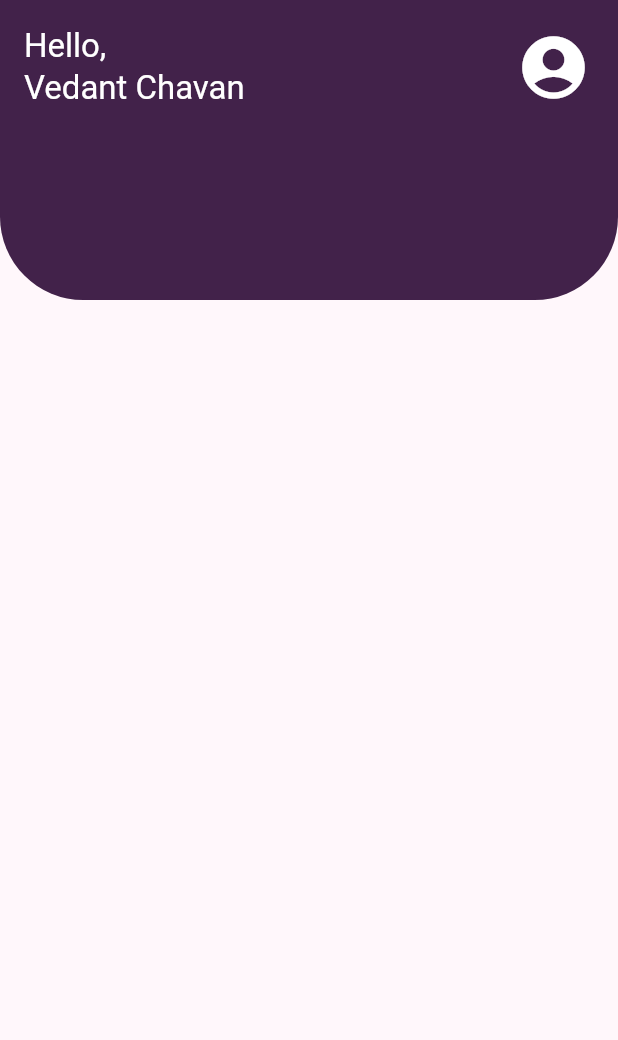
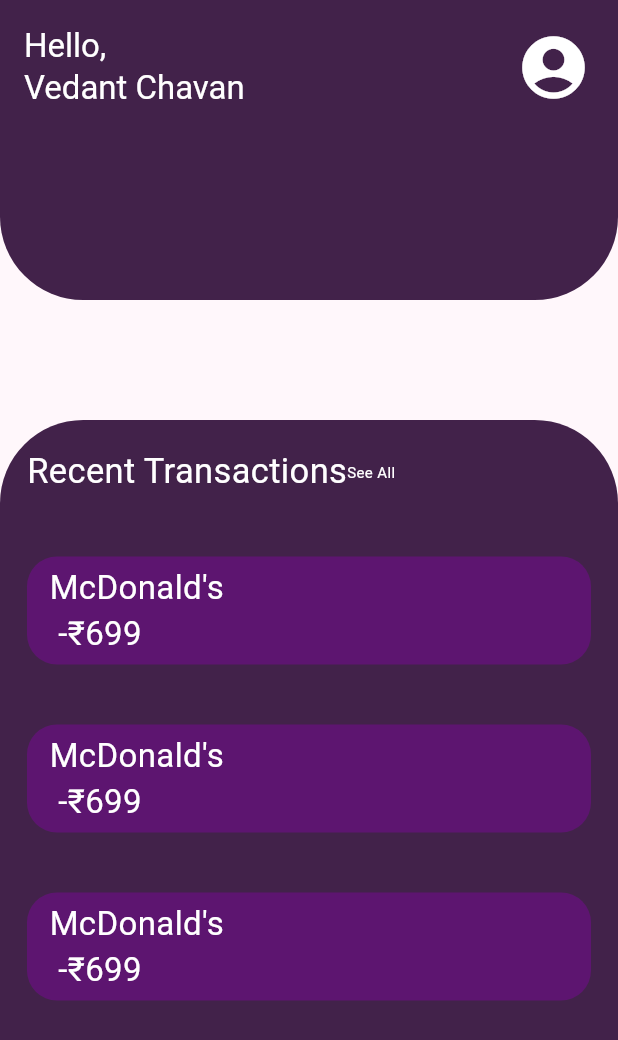
Before and after one commit to Dhruv883/Expense-Tracker, a Flutter app: the screen it shows after launch, after a tap on "Login", on a phone screen of 412 x 824 dp. Shown: the top 1040 px of the screen. Run offline on Flutter 3.47's test engine with Material 2 defaults, Android fonts, the phone set to English and light mode, and no system bars.

Commit message:
home page majorly done

```diff
--- a/client/lib/home.dart
+++ b/client/lib/home.dart
@@ -15,13 +15,11 @@ class _HomeState extends State<Home> {
           preferredSize: const Size.fromHeight(200.0),
           child: AppBar(
             automaticallyImplyLeading: false,
-            title: Container(
-              child: const Padding(
-                padding: EdgeInsets.only(top: 10.0),
-                child: Text(
-                  "Hello,\nVedant Chavan",
-                  style: TextStyle(color: Colors.white),
-                ),
+            title: const Padding(
+              padding: EdgeInsets.only(top: 10.0),
+              child: Text(
+                "Hello,\nVedant Chavan",
+                style: TextStyle(color: Colors.white),
               ),
             ),
             toolbarHeight: 80,
@@ -43,6 +41,104 @@ class _HomeState extends State<Home> {
               ),
             ],
           )),
+      body: Padding(
+        padding: const EdgeInsets.only(top: 80),
+        child: Container(
+            width: double.infinity,
+            decoration: const BoxDecoration(
+                color: Color.fromARGB(255, 66, 34, 74),
+                borderRadius: BorderRadius.only(
+                  topLeft: Radius.circular(55.55),
+                  topRight: Radius.circular(55.55),
+                )),
+            child: const Padding(
+              padding: EdgeInsets.all(18.0),
+              child: Column(
+                children: [
+                  Row(
+                    children: [
+                      Text(
+                        "Recent Transactions",
+                        style: TextStyle(
+                          color: Colors.white,
+                          fontSize: 23,
+                        ),
+                      ),
+                      Text(
+                        "See All",
+                        style: TextStyle(
+                          color: Colors.white,
+                          fontSize: 10,
+                        ),
+                        textAlign: TextAlign.right,
+                      ),
+                    ],
+                  ),
+                  SizedBox(
+                    height: 40,
+                  ),
+                  Align(
+                    alignment: Alignment.topLeft,
+                    child: SizedBox(
+                        width: double.infinity,
+                        child: Blocks(
+                          "McDonald's\n -₹699",
+                          Colors.white,
+                        )),
+                  ),
+                  SizedBox(
+                    height: 40,
+                  ),
+                  Align(
+                    alignment: Alignment.topLeft,
+                    child: SizedBox(
+                        width: double.infinity,
+                        child: Blocks(
+                          "McDonald's\n -₹699",
+                          Colors.white,
+                        )),
+                  ),
+                  SizedBox(
+                    height: 40,
+                  ),
+                  Align(
+                    alignment: Alignment.topLeft,
+                    child: SizedBox(
+                        width: double.infinity,
+                        child: Blocks(
+                          "McDonald's\n -₹699",
+                          Colors.white,
+                        )),
+                  ),
+                ],
+              ),
+            )),
+      ),
     );
   }
 }
+
+class Blocks extends StatelessWidget {
+  final String text;
+  final Color color;
+
+  const Blocks(this.text, this.color, {super.key});
+
+  @override
+  Widget build(BuildContext context) {
+    return Container(
+      decoration: const BoxDecoration(
+        color: Color.fromARGB(255, 93, 21, 112),
+        borderRadius: BorderRadius.all(Radius.circular(20)),
+      ),
+      padding: const EdgeInsets.only(left: 15, top: 5, bottom: 5),
+      child: Text(
+        text,
+        style: TextStyle(
+          color: color,
+          fontSize: 22,
+        ),
+      ),
+    );
+  }
+}
--- a/client/lib/main.dart
+++ b/client/lib/main.dart
@@ -32,6 +32,7 @@ class MyApp extends StatelessWidget {
         // tested with just a hot reload.
         colorScheme: ColorScheme.fromSeed(
             seedColor: const Color.fromARGB(255, 66, 34, 74)),
+
         useMaterial3: true,
       ),
       home: const Login(),
```
Also changed, not shown: client/pubspec.yaml (+4 -4 lines), client/pubspec.lock, 4 other files.
